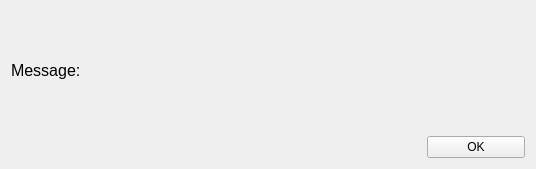
Old version of the form communications/communications_ui/MeesageDialog.ui in the repository cubicalia/apotekia.
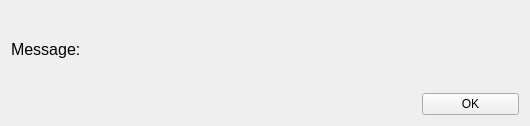
New version of the form.

Commit message: Added a message dialog for confirmations and general messages Minor modification to the POS

The edit to the form file:
```diff
--- a/communications/communications_ui/MeesageDialog.ui
+++ b/communications/communications_ui/MeesageDialog.ui
@@ -6,10 +6,16 @@
    <rect>
     <x>0</x>
     <y>0</y>
-    <width>536</width>
-    <height>169</height>
+    <width>530</width>
+    <height>126</height>
    </rect>
   </property>
+  <property name="sizePolicy">
+   <sizepolicy hsizetype="Expanding" vsizetype="Expanding">
+    <horstretch>0</horstretch>
+    <verstretch>0</verstretch>
+   </sizepolicy>
+  </property>
   <property name="windowTitle">
    <string>Message Dialog</string>
   </property>
```
The commit also changes 1 other file.
